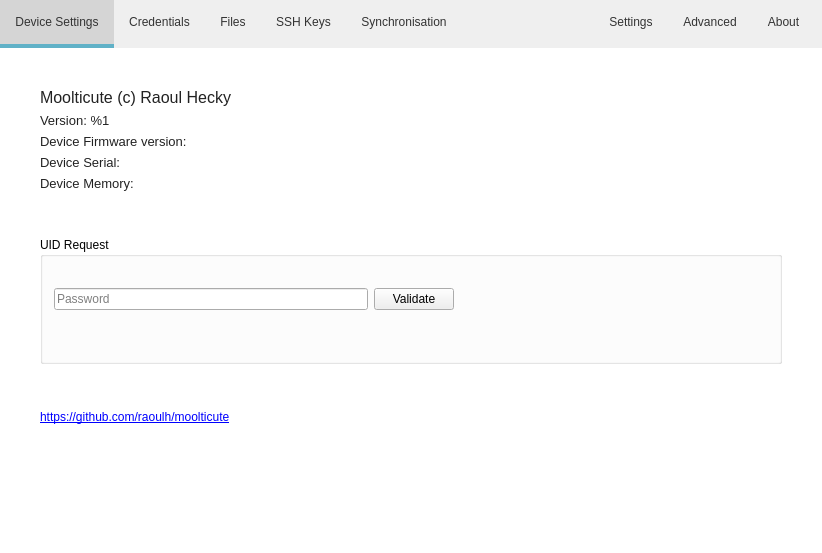
Above: src/MainWindow.ui from mooltipass/moolticute before the change. Below: the same form after it.
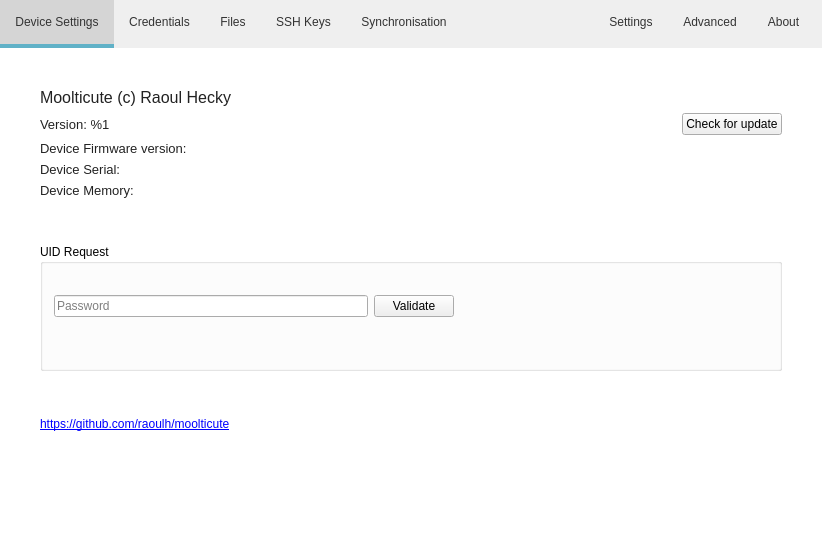
That is the form after the change. The open tabs and pages were chosen to show the change. Icons and pictures are not drawn. Custom widgets are drawn as their Qt base class.

The edit to the form file:
```diff
--- a/src/MainWindow.ui
+++ b/src/MainWindow.ui
@@ -1753,6 +1753,8 @@
          </widget>
         </item>
         <item>
+         <layout class="QHBoxLayout" name="horizontalLayout_6">
+          <item>
          <widget class="QLabel" name="labelAboutVers">
           <property name="font">
            <font>
@@ -1763,6 +1765,28 @@
            <string>Version: %1</string>
           </property>
          </widget>
+          </item>
+          <item>
+           <spacer name="horizontalSpacer_2">
+            <property name="orientation">
+             <enum>Qt::Horizontal</enum>
+            </property>
+            <property name="sizeHint" stdset="0">
+             <size>
+              <width>40</width>
+              <height>20</height>
+             </size>
+            </property>
+           </spacer>
+          </item>
+          <item>
+           <widget class="QPushButton" name="pushButtonCheckUpdate">
+            <property name="text">
+             <string>Check for update</string>
+            </property>
+           </widget>
+          </item>
+         </layout>
         </item>
         <item>
          <widget class="QWidget" name="deviceInfoWidget" native="true">
```
Left out of the diff: 2 changed lines with no effect on the pictures. Lines whose indentation alone changed are shown as unchanged.
